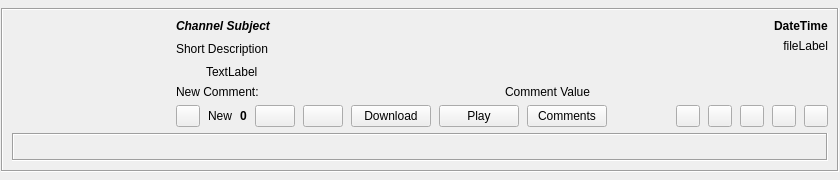
Old version of the form retroshare-gui/src/gui/feeds/GxsChannelPostItem.ui in the repository RetroShare/RetroShare.
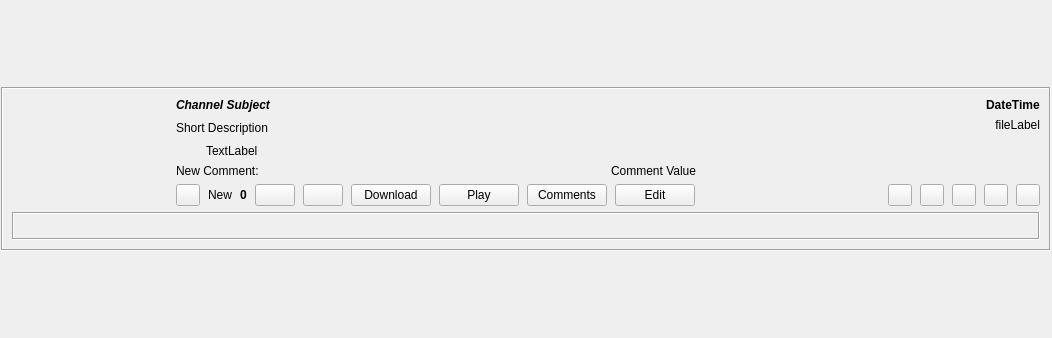
New version of the form. Icons and pictures are not drawn. Custom widgets are drawn as their Qt base class.

Commit message: moved the edit button from top bar to each channel post

```diff
--- a/retroshare-gui/src/gui/feeds/GxsChannelPostItem.ui
+++ b/retroshare-gui/src/gui/feeds/GxsChannelPostItem.ui
@@ -6,8 +6,8 @@
    <rect>
     <x>0</x>
     <y>0</y>
-    <width>840</width>
-    <height>180</height>
+    <width>1052</width>
+    <height>338</height>
    </rect>
   </property>
   <layout class="QGridLayout" name="gxsChannelPostItem_GLayout">
@@ -332,6 +332,13 @@
               </property>
              </widget>
             </item>
+            <item>
+             <widget class="QPushButton" name="editButton">
+              <property name="text">
+               <string>Edit</string>
+              </property>
+             </widget>
+            </item>
             <item>
              <spacer name="horizontalSpacer">
               <property name="orientation">
```
The commit also changes 4 other files.
